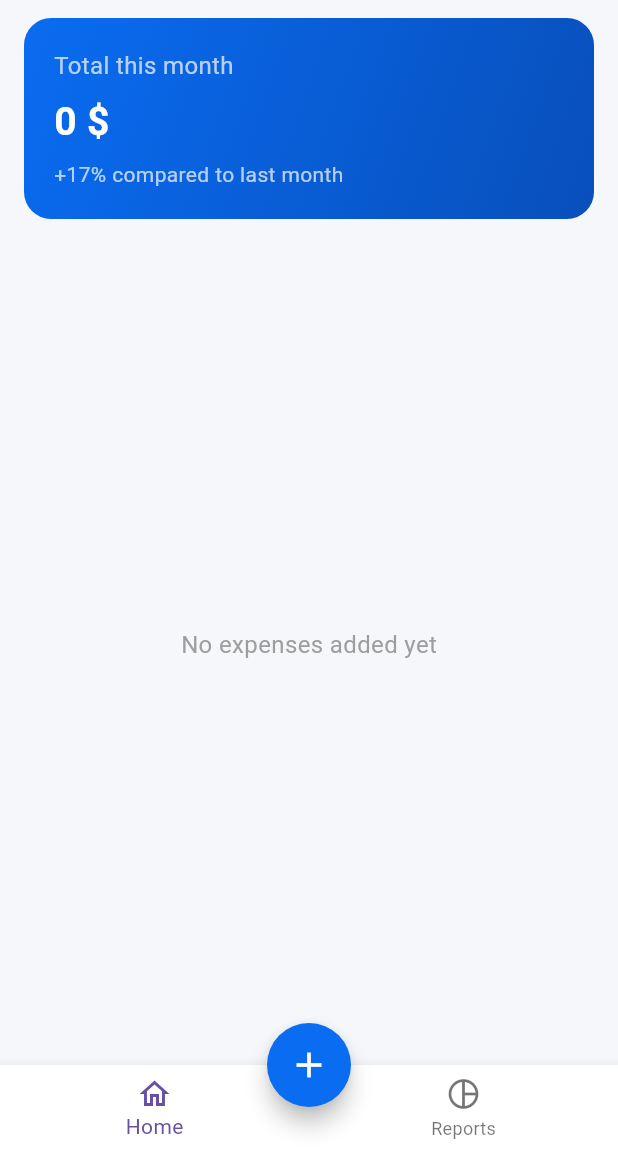
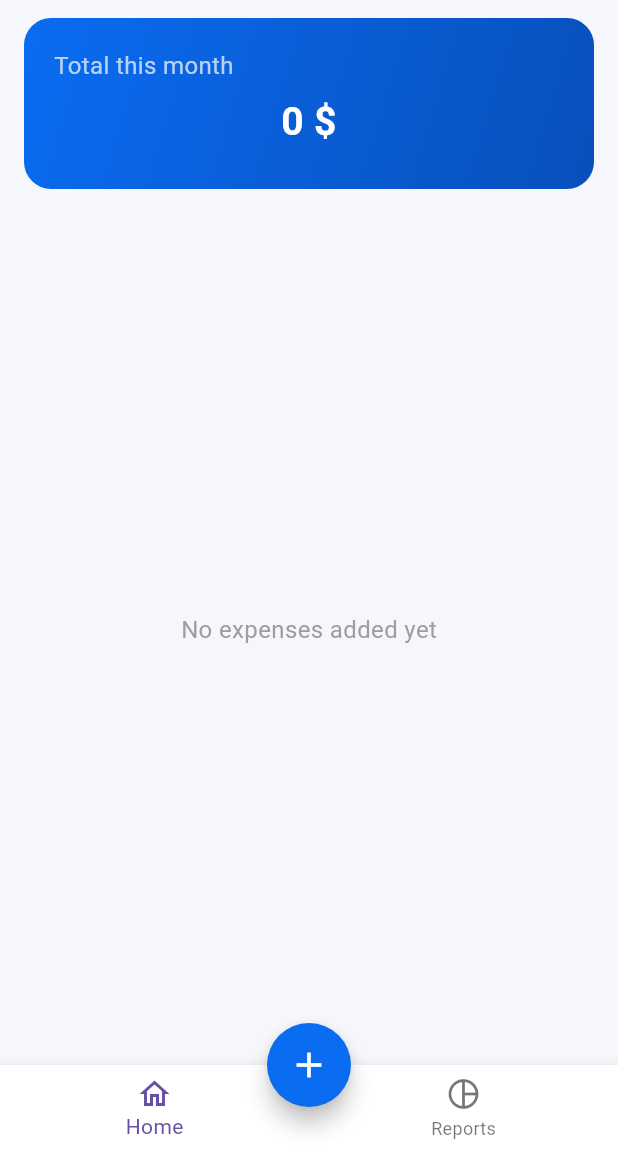
Before and after one commit to majidebraa/smart_receipt, a Flutter app: the screen it shows after launch, on a phone screen of 412 x 824 dp, the part 84-1236 px from its top. Run offline on Flutter 3.47's test engine with Material 3 defaults, Android fonts, the phone set to English and light mode, and no system bars; our stand-ins replace fl_chart, flutter_local_notifications, get, image_picker, local_auth, shared_preferences and 1 more; Roboto replaces fonts that are missing (IRANYekan).

Commit message:
change ui

```diff
--- a/lib/pages/overview_page.dart
+++ b/lib/pages/overview_page.dart
@@ -52,21 +52,20 @@ class OverviewPage extends StatelessWidget {
           borderRadius: BorderRadius.circular(18),
         ),
         child: Column(
-          crossAxisAlignment: CrossAxisAlignment.start,
+          crossAxisAlignment: CrossAxisAlignment.stretch,
           children: [
             const Text("Total this month",
-                style: TextStyle(color: Colors.white70, fontSize: 16)),
+                textAlign: TextAlign.start,
+                style: TextStyle(color: Colors.white70, fontSize: 16,)),
             const SizedBox(height: 8),
             Text(
               "${total.toStringAsFixed(0)} \$",
+              textAlign: TextAlign.center,
               style: const TextStyle(
                   fontSize: 26, color: Colors.white, fontWeight: FontWeight.bold),
             ),
             const SizedBox(height: 6),
-            const Text(
-              "+17% compared to last month",
-              style: TextStyle(color: Colors.white70, fontSize: 14),
-            ),
+
           ],
         ),
       );
```
